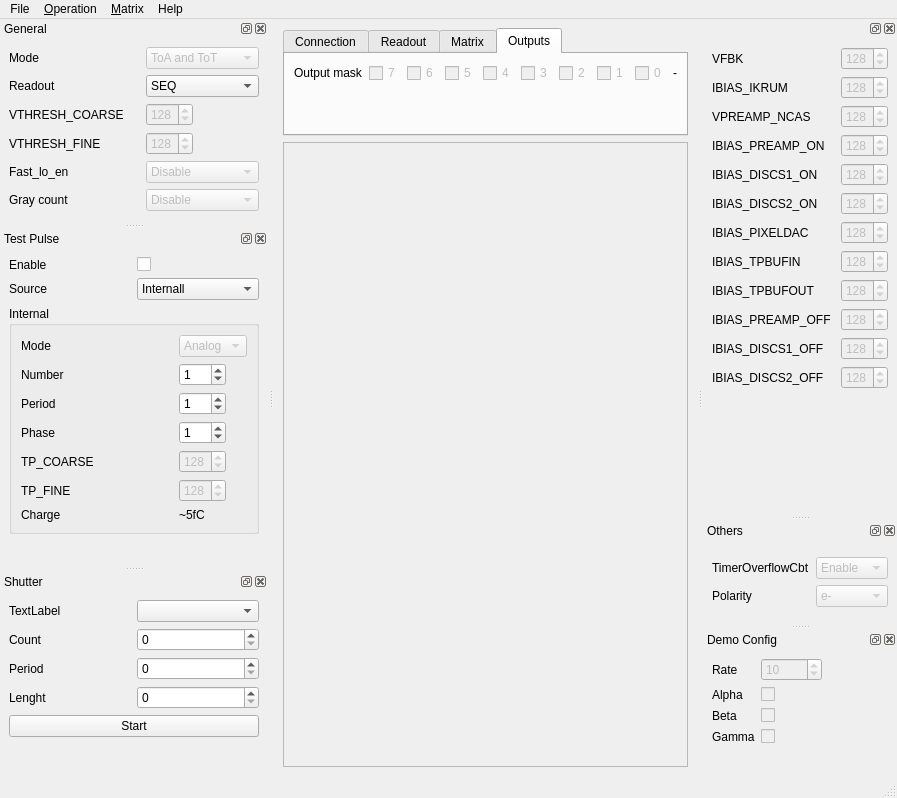
Before: the Qt Designer form python/ui/MainWnd.ui in navrit/dexter, drawn with Qt 5.
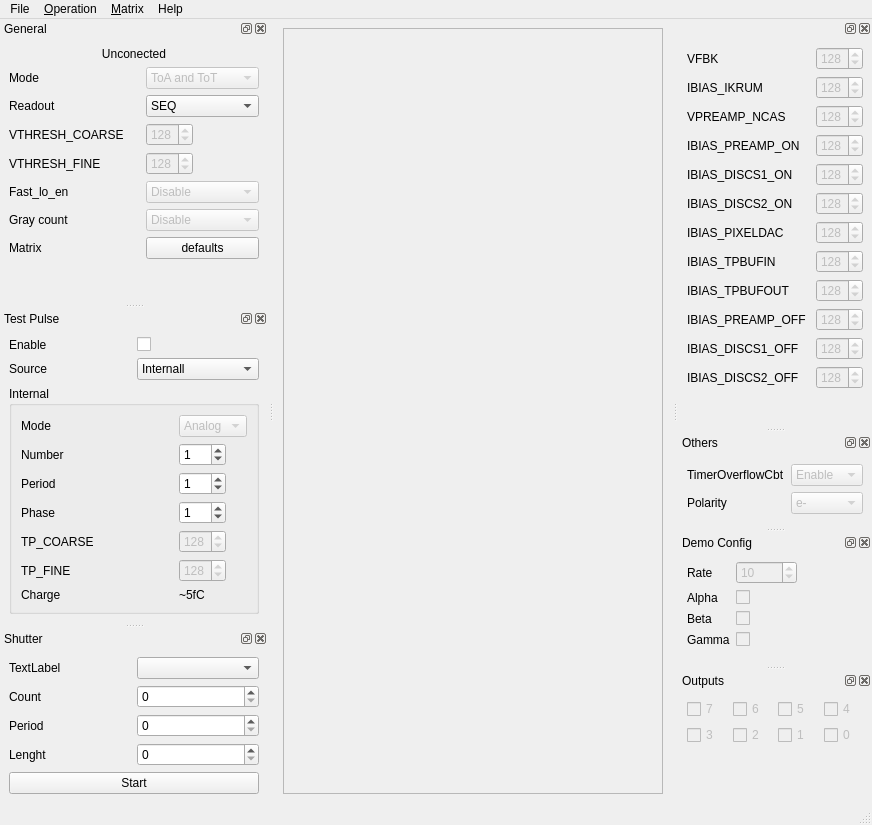
After: the same form once the commit is applied. The open tabs and pages were chosen to show the change. Custom widgets are drawn as their Qt base class.

Commit message: [python] main window cleanup

Patch:
```diff
--- a/python/ui/MainWnd.ui
+++ b/python/ui/MainWnd.ui
@@ -6,310 +6,18 @@
    <rect>
     <x>0</x>
     <y>0</y>
-    <width>848</width>
+    <width>872</width>
     <height>798</height>
    </rect>
   </property>
   <property name="windowTitle">
-   <string>MainWindow</string>
+   <string>SPIDRman</string>
   </property>
   <widget class="QWidget" name="centralwidget">
    <layout class="QGridLayout" name="gridLayout">
     <item row="0" column="0">
      <layout class="QGridLayout" name="gridLayout_2">
       <item row="2" column="0">
-       <widget class="QTabWidget" name="tabWidget">
-        <property name="sizePolicy">
-         <sizepolicy hsizetype="Expanding" vsizetype="Fixed">
-          <horstretch>0</horstretch>
-          <verstretch>0</verstretch>
-         </sizepolicy>
-        </property>
-        <property name="currentIndex">
-         <number>1</number>
-        </property>
-        <widget class="QWidget" name="tab">
-         <attribute name="title">
-          <string>Connection</string>
-         </attribute>
-         <layout class="QVBoxLayout" name="verticalLayout_3">
-          <item>
-           <layout class="QVBoxLayout" name="verticalLayout">
-            <item>
-             <layout class="QHBoxLayout" name="horizontalLayout">
-              <item>
-               <widget class="QLabel" name="label_2">
-                <property name="text">
-                 <string>IP address</string>
-                </property>
-               </widget>
-              </item>
-              <item>
-               <widget class="QLineEdit" name="ipAddress">
-                <property name="text">
-                 <string>192.168.100.10</string>
-                </property>
-               </widget>
-              </item>
-              <item>
-               <widget class="QLabel" name="label_3">
-                <property name="text">
-                 <string>Port</string>
-                </property>
-               </widget>
-              </item>
-              <item>
-               <widget class="QLineEdit" name="port">
-                <property name="text">
-                 <string>50000</string>
-                </property>
-               </widget>
-              </item>
-              <item>
-               <widget class="QPushButton" name="buttonConnect">
-                <property name="text">
-                 <string>Connect</string>
-                </property>
-               </widget>
-              </item>
-             </layout>
-            </item>
-           </layout>
-          </item>
-          <item>
-           <widget class="QLabel" name="connectrionMessage">
-            <property name="sizePolicy">
-             <sizepolicy hsizetype="Preferred" vsizetype="Fixed">
-              <horstretch>0</horstretch>
-              <verstretch>0</verstretch>
-             </sizepolicy>
-            </property>
-            <property name="text">
-             <string>Unconected</string>
-            </property>
-           </widget>
-          </item>
-          <item>
-           <spacer name="verticalSpacer">
-            <property name="orientation">
-             <enum>Qt::Vertical</enum>
-            </property>
-            <property name="sizeHint" stdset="0">
-             <size>
-              <width>20</width>
-              <height>10</height>
-             </size>
-            </property>
-           </spacer>
-          </item>
-         </layout>
-        </widget>
-        <widget class="QWidget" name="tab_6">
-         <attribute name="title">
-          <string>Readout</string>
-         </attribute>
-         <layout class="QVBoxLayout" name="verticalLayout_6">
-          <item>
-           <layout class="QHBoxLayout" name="horizontalLayout_4">
-            <item>
-             <widget class="QRadioButton" name="radioReadoutOff">
-              <property name="enabled">
-               <bool>false</bool>
-              </property>
-              <property name="text">
-               <string>Dissabled</string>
-              </property>
-             </widget>
-            </item>
-            <item>
-             <widget class="QRadioButton" name="radioReadoutDataDriven">
-              <property name="enabled">
-               <bool>false</bool>
-              </property>
-              <property name="text">
-               <string>Data driven</string>
-              </property>
-             </widget>
-            </item>
-            <item>
-             <widget class="QRadioButton" name="radioReadoutSeq">
-              <property name="enabled">
-               <bool>false</bool>
-              </property>
-              <property name="text">
-               <string>Sequential</string>
-              </property>
-             </widget>
-            </item>
-           </layout>
-          </item>
-          <item>
-           <spacer name="verticalSpacer_4">
-            <property name="orientation">
-             <enum>Qt::Vertical</enum>
-            </property>
-            <property name="sizeHint" stdset="0">
-             <size>
-              <width>20</width>
-              <height>40</height>
-             </size>
-            </property>
-           </spacer>
-          </item>
-         </layout>
-        </widget>
-        <widget class="QWidget" name="tab_8">
-         <attribute name="title">
-          <string>Matrix</string>
-         </attribute>
-         <widget class="QPushButton" name="buttonConfigure">
-          <property name="geometry">
-           <rect>
-            <x>60</x>
-            <y>30</y>
-            <width>92</width>
-            <height>23</height>
-           </rect>
-          </property>
-          <property name="text">
-           <string>Config</string>
-          </property>
-         </widget>
-         <widget class="QPushButton" name="buttonDefaults">
-          <property name="geometry">
-           <rect>
-            <x>220</x>
-            <y>50</y>
-            <width>92</width>
-            <height>23</height>
-           </rect>
-          </property>
-          <property name="text">
-           <string>dfl</string>
-          </property>
-         </widget>
-        </widget>
-        <widget class="QWidget" name="tab_5">
-         <attribute name="title">
-          <string>Outputs</string>
-         </attribute>
-         <layout class="QVBoxLayout" name="verticalLayout_5">
-          <item>
-           <layout class="QHBoxLayout" name="horizontalLayout_2">
-            <item>
-             <widget class="QLabel" name="label_14">
-              <property name="text">
-               <string>Output mask</string>
-              </property>
-             </widget>
-            </item>
-            <item>
-             <widget class="QCheckBox" name="outputMask7">
-              <property name="enabled">
-               <bool>false</bool>
-              </property>
-              <property name="text">
-               <string>7</string>
-              </property>
-             </widget>
-            </item>
-            <item>
-             <widget class="QCheckBox" name="outputMask6">
-              <property name="enabled">
-               <bool>false</bool>
-              </property>
-              <property name="text">
-               <string>6</string>
-              </property>
-             </widget>
-            </item>
-            <item>
-             <widget class="QCheckBox" name="outputMask5">
-              <property name="enabled">
-               <bool>false</bool>
-              </property>
-              <property name="text">
-               <string>5</string>
-              </property>
-             </widget>
-            </item>
-            <item>
-             <widget class="QCheckBox" name="outputMask4">
-              <property name="enabled">
-               <bool>false</bool>
-              </property>
-              <property name="text">
-               <string>4</string>
-              </property>
-             </widget>
-            </item>
-            <item>
-             <widget class="QCheckBox" name="outputMask3">
-              <property name="enabled">
-               <bool>false</bool>
-              </property>
-              <property name="text">
-               <string>3</string>
-              </property>
-             </widget>
-            </item>
-            <item>
-             <widget class="QCheckBox" name="outputMask2">
-              <property name="enabled">
-               <bool>false</bool>
-              </property>
-              <property name="text">
-               <string>2</string>
-              </property>
-             </widget>
-            </item>
-            <item>
-             <widget class="QCheckBox" name="outputMask1">
-              <property name="enabled">
-               <bool>false</bool>
-              </property>
-              <property name="text">
-               <string>1</string>
-              </property>
-             </widget>
-            </item>
-            <item>
-             <widget class="QCheckBox" name="outputMask0">
-              <property name="enabled">
-               <bool>false</bool>
-              </property>
-              <property name="text">
-               <string>0</string>
-              </property>
-             </widget>
-            </item>
-            <item>
-             <widget class="QLabel" name="outputMaskTxt">
-              <property name="text">
-               <string>-</string>
-              </property>
-             </widget>
-            </item>
-           </layout>
-          </item>
-          <item>
-           <spacer name="verticalSpacer_2">
-            <property name="orientation">
-             <enum>Qt::Vertical</enum>
-            </property>
-            <property name="sizeHint" stdset="0">
-             <size>
-              <width>20</width>
-              <height>40</height>
-             </size>
-            </property>
-           </spacer>
-          </item>
-         </layout>
-        </widget>
-       </widget>
-      </item>
-      <item row="3" column="0">
        <widget class="ScrolledPixBitmap" name="viewer">
         <property name="frameShape">
          <enum>QFrame::StyledPanel</enum>
@@ -328,7 +36,7 @@
     <rect>
      <x>0</x>
      <y>0</y>
-     <width>848</width>
+     <width>872</width>
      <height>21</height>
     </rect>
    </property>
@@ -358,6 +66,7 @@
     <addaction name="actionOthers"/>
     <addaction name="actionHitRate"/>
     <addaction name="actionDemoConfig"/>
+    <addaction name="actionOutputs"/>
    </widget>
    <widget class="QMenu" name="menuHelp">
     <property name="title">
@@ -415,7 +124,7 @@
    <property name="minimumSize">
     <size>
      <width>268</width>
-     <height>204</height>
+     <height>284</height>
     </size>
    </property>
    <property name="windowTitle">
@@ -426,37 +135,62 @@
    </attribute>
    <widget class="QWidget" name="dockWidgetContents">
     <layout class="QVBoxLayout" name="verticalLayout_10">
+     <item>
+      <widget class="QLabel" name="connectrionMessage">
+       <property name="sizePolicy">
+        <sizepolicy hsizetype="Preferred" vsizetype="Fixed">
+         <horstretch>0</horstretch>
+         <verstretch>0</verstretch>
+        </sizepolicy>
+       </property>
+       <property name="text">
+        <string>Unconected</string>
+       </property>
+       <property name="alignment">
+        <set>Qt::AlignCenter</set>
+       </property>
+      </widget>
+     </item>
      <item>
       <layout class="QGridLayout" name="gridLayout_5">
-       <item row="6" column="0">
-        <widget class="QLabel" name="label_6">
+       <item row="6" column="1">
+        <widget class="QComboBox" name="genConfigGrayCnt">
+         <property name="enabled">
+          <bool>false</bool>
+         </property>
+         <item>
+          <property name="text">
+           <string>Disable</string>
+          </property>
+         </item>
+         <item>
+          <property name="text">
+           <string>Enable</string>
+          </property>
+         </item>
+        </widget>
+       </item>
+       <item row="5" column="1">
+        <widget class="QComboBox" name="genConfigFastLo">
+         <property name="enabled">
+          <bool>false</bool>
+         </property>
+         <item>
+          <property name="text">
+           <string>Disable</string>
+          </property>
+         </item>
+         <item>
+          <property name="text">
+           <string>Enable</string>
+          </property>
+         </item>
+        </widget>
+       </item>
+       <item row="0" column="0">
+        <widget class="QLabel" name="label_5">
          <property name="text">
-          <string>Gray count</string>
-         </property>
-        </widget>
-       </item>
-       <item row="3" column="1">
-        <widget class="QSpinBox" name="dac_vthresh_fine">
-         <property name="enabled">
-          <bool>false</bool>
-         </property>
-         <property name="sizePolicy">
-          <sizepolicy hsizetype="Fixed" vsizetype="Fixed">
-           <horstretch>0</horstretch>
-           <verstretch>0</verstretch>
-          </sizepolicy>
-         </property>
-         <property name="layoutDirection">
-          <enum>Qt::LeftToRight</enum>
-         </property>
-         <property name="buttonSymbols">
-          <enum>QAbstractSpinBox::UpDownArrows</enum>
-         </property>
-         <property name="maximum">
-          <number>255</number>
-         </property>
-         <property name="value">
-          <number>128</number>
+          <string>Mode</string>
          </property>
         </widget>
        </item>
@@ -481,6 +215,13 @@
          </item>
         </widget>
        </item>
+       <item row="6" column="0">
+        <widget class="QLabel" name="label_6">
+         <property name="text">
+          <string>Gray count</string>
+         </property>
+        </widget>
+       </item>
        <item row="0" column="1">
         <widget class="QComboBox" name="genConfigMode">
          <property name="enabled">
@@ -503,45 +244,29 @@
          </item>
         </widget>
        </item>
-       <item row="0" column="0">
-        <widget class="QLabel" name="label_5">
-         <property name="text">
-          <string>Mode</string>
-         </property>
-        </widget>
-       </item>
-       <item row="5" column="1">
-        <widget class="QComboBox" name="genConfigFastLo">
+       <item row="3" column="1">
+        <widget class="QSpinBox" name="dac_vthresh_fine">
          <property name="enabled">
           <bool>false</bool>
          </property>
-         <item>
-          <property name="text">
-           <string>Disable</string>
-          </property>
-         </item>
-         <item>
-          <property name="text">
-           <string>Enable</string>
-          </property>
-         </item>
-        </widget>
-       </item>
-       <item row="6" column="1">
-        <widget class="QComboBox" name="genConfigGrayCnt">
-         <property name="enabled">
-          <bool>false</bool>
+         <property name="sizePolicy">
+          <sizepolicy hsizetype="Fixed" vsizetype="Fixed">
+           <horstretch>0</horstretch>
+           <verstretch>0</verstretch>
+          </sizepolicy>
          </property>
-         <item>
-          <property name="text">
-           <string>Disable</string>
-          </property>
-         </item>
-         <item>
-          <property name="text">
-           <string>Enable</string>
-          </property>
-         </item>
+         <property name="layoutDirection">
+          <enum>Qt::LeftToRight</enum>
+         </property>
+         <property name="buttonSymbols">
+          <enum>QAbstractSpinBox::UpDownArrows</enum>
+         </property>
+         <property name="maximum">
+          <number>255</number>
+         </property>
+         <property name="value">
+          <number>128</number>
+         </property>
         </widget>
        </item>
        <item row="1" column="0">
@@ -590,6 +315,20 @@
          </property>
         </widget>
        </item>
+       <item row="7" column="0">
+        <widget class="QLabel" name="label_8">
+         <property name="text">
+          <string>Matrix</string>
+         </property>
+        </widget>
+       </item>
+       <item row="7" column="1">
+        <widget class="QPushButton" name="buttonDefaults">
+         <property name="text">
+          <string>defaults</string>
+         </property>
+        </widget>
+       </item>
       </layout>
      </item>
      <item>
@@ -1357,7 +1096,7 @@
        <property name="sizeHint" stdset="0">
         <size>
          <width>20</width>
-         <height>40</height>
+         <height>1</height>
         </size>
        </property>
       </spacer>
@@ -1522,6 +1261,115 @@
     </layout>
    </widget>
   </widget>
+  <widget class="QDockWidgetClose" name="dockOutputs">
+   <property name="windowTitle">
+    <string>Outputs</string>
+   </property>
+   <attribute name="dockWidgetArea">
+    <number>2</number>
+   </attribute>
+   <widget class="QWidget" name="dockWidgetContents_6">
+    <layout class="QVBoxLayout" name="verticalLayout_7">
+     <item>
+      <layout class="QGridLayout" name="gridLayout_9">
+       <item row="1" column="1">
+        <widget class="QCheckBox" name="outputMask2">
+         <property name="enabled">
+          <bool>false</bool>
+         </property>
+         <property name="text">
+          <string>2</string>
+         </property>
+        </widget>
+       </item>
+       <item row="0" column="2">
+        <widget class="QCheckBox" name="outputMask5">
+         <property name="enabled">
+          <bool>false</bool>
+         </property>
+         <property name="text">
+          <string>5</string>
+         </property>
+        </widget>
+       </item>
+       <item row="1" column="2">
+        <widget class="QCheckBox" name="outputMask1">
+         <property name="enabled">
+          <bool>false</bool>
+         </property>
+         <property name="text">
+          <string>1</string>
+         </property>
+        </widget>
+       </item>
+       <item row="0" column="3">
+        <widget class="QCheckBox" name="outputMask4">
+         <property name="enabled">
+          <bool>false</bool>
+         </property>
+         <property name="text">
+          <string>4</string>
+         </property>
+        </widget>
+       </item>
+       <item row="0" column="0">
+        <widget class="QCheckBox" name="outputMask7">
+         <property name="enabled">
+          <bool>false</bool>
+         </property>
+         <property name="text">
+          <string>7</string>
+         </property>
+        </widget>
+       </item>
+       <item row="1" column="0">
+        <widget class="QCheckBox" name="outputMask3">
+         <property name="enabled">
+          <bool>false</bool>
+         </property>
+         <property name="text">
+          <string>3</string>
+         </property>
+        </widget>
+       </item>
+       <item row="0" column="1">
+        <widget class="QCheckBox" name="outputMask6">
+         <property name="enabled">
+          <bool>false</bool>
+         </property>
+         <property name="text">
+          <string>6</string>
+         </property>
+        </widget>
+       </item>
+       <item row="1" column="3">
+        <widget class="QCheckBox" name="outputMask0">
+         <property name="enabled">
+          <bool>false</bool>
+         </property>
+         <property name="text">
+          <string>0</string>
+         </property>
+        </widget>
+       </item>
+      </layout>
+     </item>
+     <item>
+      <spacer name="verticalSpacer_3">
+       <property name="orientation">
+        <enum>Qt::Vertical</enum>
+       </property>
+       <property name="sizeHint" stdset="0">
+        <size>
+         <width>20</width>
+         <height>40</height>
+        </size>
+       </property>
+      </spacer>
+     </item>
+    </layout>
+   </widget>
+  </widget>
   <action name="actionGeneral">
    <property name="checkable">
     <bool>true</bool>
@@ -1657,6 +1505,17 @@
     <string>&amp;Demo</string>
    </property>
   </action>
+  <action name="actionOutputs">
+   <property name="checkable">
+    <bool>true</bool>
+   </property>
+   <property name="checked">
+    <bool>true</bool>
+   </property>
+   <property name="text">
+    <string>&amp;Outputs</string>
+   </property>
+  </action>
  </widget>
  <customwidgets>
   <customwidget>
```
The commit also changes 2 other files.
